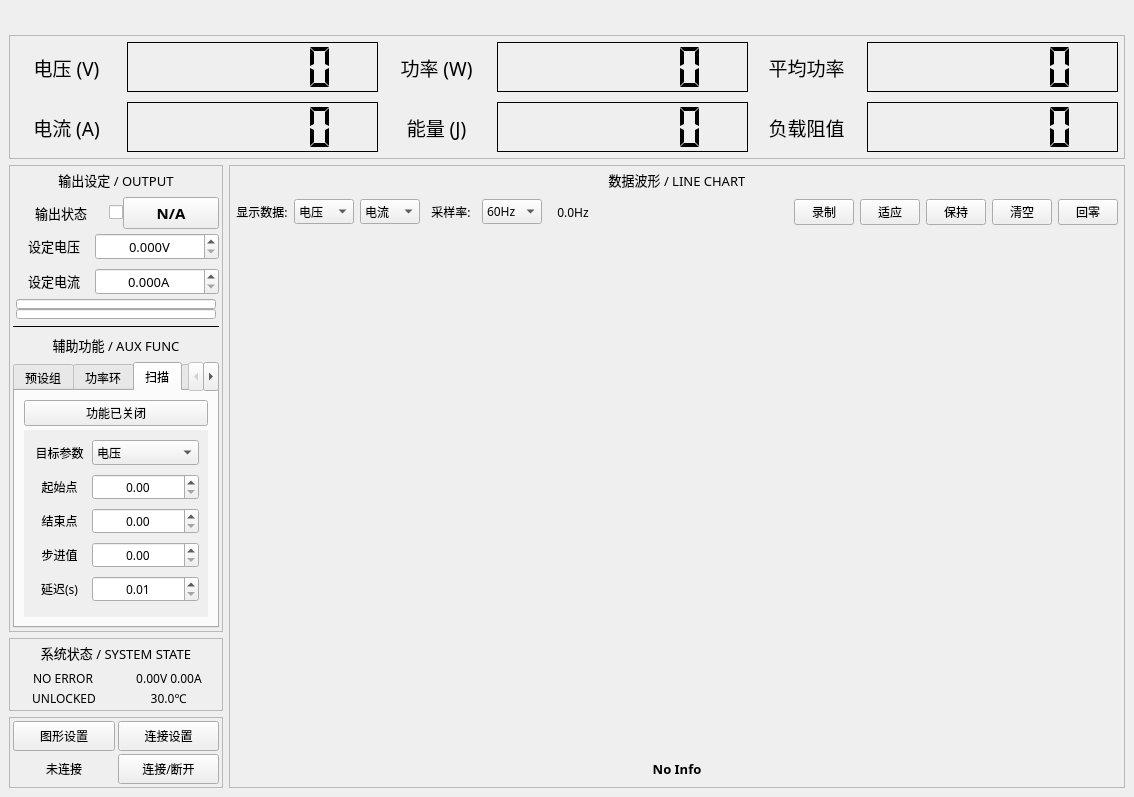
Before: the Qt Designer form gui_source/mdp_gui_template/mainwindow.ui in ElluIFX/DP100-PyQt5-GUI, drawn with Qt 5.
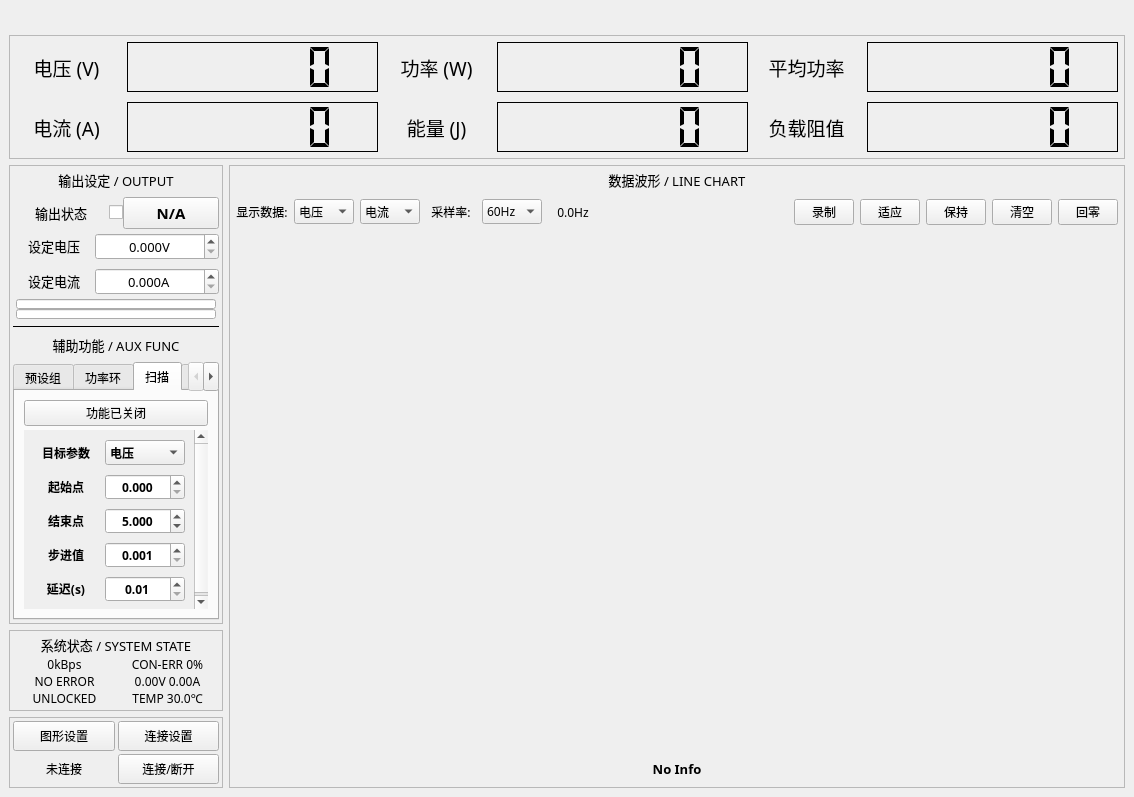
After: the same form once the commit is applied. The open tabs and pages were chosen to show the change. Custom widgets are drawn as their Qt base class.

```diff
--- a/gui_source/mdp_gui_template/mainwindow.ui
+++ b/gui_source/mdp_gui_template/mainwindow.ui
@@ -1642,7 +1642,7 @@
                      <rect>
                       <x>0</x>
                       <y>0</y>
-                      <width>158</width>
+                      <width>165</width>
                       <height>198</height>
                      </rect>
                     </property>
@@ -1660,6 +1660,12 @@
                            <height>28</height>
                           </size>
                          </property>
+                         <property name="font">
+                          <font>
+                           <family>等距更纱黑体 SC Semibold</family>
+                           <bold>true</bold>
+                          </font>
+                         </property>
                          <property name="text">
                           <string>目标参数</string>
                          </property>
@@ -1673,6 +1679,18 @@
                        </item>
                        <item>
                         <widget class="QComboBox" name="comboSweepTarget">
+                         <property name="maximumSize">
+                          <size>
+                           <width>80</width>
+                           <height>16777215</height>
+                          </size>
+                         </property>
+                         <property name="font">
+                          <font>
+                           <family>等距更纱黑体 SC Semibold</family>
+                           <bold>true</bold>
+                          </font>
+                         </property>
                          <property name="sizeAdjustPolicy">
                           <enum>QComboBox::AdjustToContentsOnFirstShow</enum>
                          </property>
@@ -1700,6 +1718,12 @@
                            <height>28</height>
                           </size>
                          </property>
+                         <property name="font">
+                          <font>
+                           <family>等距更纱黑体 SC Semibold</family>
+                           <bold>true</bold>
+                          </font>
+                         </property>
                          <property name="text">
                           <string>起始点</string>
                          </property>
@@ -1713,11 +1737,23 @@
                        </item>
                        <item>
                         <widget class="QDoubleSpinBox" name="spinBoxSweepStart">
+                         <property name="maximumSize">
+                          <size>
+                           <width>80</width>
+                           <height>16777215</height>
+                          </size>
+                         </property>
+                         <property name="font">
+                          <font>
+                           <family>等距更纱黑体 SC Semibold</family>
+                           <bold>true</bold>
+                          </font>
+                         </property>
                          <property name="alignment">
                           <set>Qt::AlignCenter</set>
                          </property>
                          <property name="decimals">
-                          <number>2</number>
+                          <number>3</number>
                          </property>
                          <property name="minimum">
                           <double>0.000000000000000</double>
@@ -1745,6 +1781,12 @@
                            <height>28</height>
                           </size>
                          </property>
+                         <property name="font">
+                          <font>
+                           <family>等距更纱黑体 SC Semibold</family>
+                           <bold>true</bold>
+                          </font>
+                         </property>
                          <property name="text">
                           <string>结束点</string>
                          </property>
@@ -1758,11 +1800,23 @@
                        </item>
                        <item>
                         <widget class="QDoubleSpinBox" name="spinBoxSweepStop">
+                         <property name="maximumSize">
+                          <size>
+                           <width>80</width>
+                           <height>16777215</height>
+                          </size>
+                         </property>
+                         <property name="font">
+                          <font>
+                           <family>等距更纱黑体 SC Semibold</family>
+                           <bold>true</bold>
+                          </font>
+                         </property>
                          <property name="alignment">
                           <set>Qt::AlignCenter</set>
                          </property>
                          <property name="decimals">
-                          <number>2</number>
+                          <number>3</number>
                          </property>
                          <property name="minimum">
                           <double>0.000000000000000</double>
@@ -1776,6 +1830,9 @@
                          <property name="stepType">
                           <enum>QAbstractSpinBox::AdaptiveDecimalStepType</enum>
                          </property>
+                         <property name="value">
+                          <double>5.000000000000000</double>
+                         </property>
                         </widget>
                        </item>
                       </layout>
@@ -1790,6 +1847,12 @@
                            <height>28</height>
                           </size>
                          </property>
+                         <property name="font">
+                          <font>
+                           <family>等距更纱黑体 SC Semibold</family>
+                           <bold>true</bold>
+                          </font>
+                         </property>
                          <property name="text">
                           <string>步进值</string>
                          </property>
@@ -1803,14 +1866,26 @@
                        </item>
                        <item>
                         <widget class="QDoubleSpinBox" name="spinBoxSweepStep">
+                         <property name="maximumSize">
+                          <size>
+                           <width>80</width>
+                           <height>16777215</height>
+                          </size>
+                         </property>
+                         <property name="font">
+                          <font>
+                           <family>等距更纱黑体 SC Semibold</family>
+                           <bold>true</bold>
+                          </font>
+                         </property>
                          <property name="alignment">
                           <set>Qt::AlignCenter</set>
                          </property>
                          <property name="decimals">
-                          <number>2</number>
+                          <number>3</number>
                          </property>
                          <property name="minimum">
-                          <double>0.000000000000000</double>
+                          <double>0.001000000000000</double>
                          </property>
                          <property name="maximum">
                           <double>100.000000000000000</double>
@@ -1821,6 +1896,9 @@
                          <property name="stepType">
                           <enum>QAbstractSpinBox::AdaptiveDecimalStepType</enum>
                          </property>
+                         <property name="value">
+                          <double>0.001000000000000</double>
+                         </property>
                         </widget>
                        </item>
                       </layout>
@@ -1835,6 +1913,12 @@
                            <height>28</height>
                           </size>
                          </property>
+                         <property name="font">
+                          <font>
+                           <family>等距更纱黑体 SC Semibold</family>
+                           <bold>true</bold>
+                          </font>
+                         </property>
                          <property name="text">
                           <string>延迟(s)</string>
                          </property>
@@ -1848,6 +1932,18 @@
                        </item>
                        <item>
                         <widget class="QDoubleSpinBox" name="spinBoxSweepDelay">
+                         <property name="maximumSize">
+                          <size>
+                           <width>80</width>
+                           <height>16777215</height>
+                          </size>
+                         </property>
+                         <property name="font">
+                          <font>
+                           <family>等距更纱黑体 SC Semibold</family>
+                           <bold>true</bold>
+                          </font>
+                         </property>
                          <property name="alignment">
                           <set>Qt::AlignCenter</set>
                          </property>
@@ -2501,7 +2597,7 @@
           <property name="frameShadow">
            <enum>QFrame::Plain</enum>
           </property>
-          <layout class="QVBoxLayout" name="verticalLayout_23" stretch="0,0">
+          <layout class="QVBoxLayout" name="verticalLayout_23" stretch="0">
            <property name="spacing">
             <number>3</number>
            </property>
@@ -2520,7 +2616,7 @@
            <item>
             <layout class="QVBoxLayout" name="verticalLayout_24">
              <property name="spacing">
-              <number>6</number>
+              <number>0</number>
              </property>
              <item>
               <widget class="QLabel" name="label_27">
@@ -2545,6 +2641,43 @@
                </property>
               </widget>
              </item>
+             <item>
+              <layout class="QHBoxLayout" name="horizontalLayout_40">
+               <property name="topMargin">
+                <number>0</number>
+               </property>
+               <item>
+                <widget class="QLabel" name="labelComSpeed">
+                 <property name="font">
+                  <font>
+                   <family>等距更纱黑体 SC Semibold</family>
+                  </font>
+                 </property>
+                 <property name="text">
+                  <string>0kBps</string>
+                 </property>
+                 <property name="alignment">
+                  <set>Qt::AlignCenter</set>
+                 </property>
+                </widget>
+               </item>
+               <item>
+                <widget class="QLabel" name="labelErrRate">
+                 <property name="font">
+                  <font>
+                   <family>等距更纱黑体 SC Semibold</family>
+                  </font>
+                 </property>
+                 <property name="text">
+                  <string>CON-ERR 0%</string>
+                 </property>
+                 <property name="alignment">
+                  <set>Qt::AlignCenter</set>
+                 </property>
+                </widget>
+               </item>
+              </layout>
+             </item>
              <item>
               <layout class="QHBoxLayout" name="horizontalLayout_31">
                <property name="topMargin">
@@ -2582,42 +2715,42 @@
                </item>
               </layout>
              </item>
-            </layout>
-           </item>
-           <item>
-            <layout class="QHBoxLayout" name="horizontalLayout_34">
-             <property name="topMargin">
-              <number>0</number>
-             </property>
              <item>
-              <widget class="QLabel" name="labelLockState">
-               <property name="font">
-                <font>
-                 <family>等距更纱黑体 SC Semibold</family>
-                </font>
+              <layout class="QHBoxLayout" name="horizontalLayout_34">
+               <property name="topMargin">
+                <number>0</number>
                </property>
-               <property name="text">
-                <string>UNLOCKED</string>
-               </property>
-               <property name="alignment">
-                <set>Qt::AlignCenter</set>
-               </property>
-              </widget>
-             </item>
-             <item>
-              <widget class="QLabel" name="labelTemperature">
-               <property name="font">
-                <font>
-                 <family>等距更纱黑体 SC Semibold</family>
-                </font>
-               </property>
-               <property name="text">
-                <string>30.0℃</string>
-               </property>
-               <property name="alignment">
-                <set>Qt::AlignCenter</set>
-               </property>
-              </widget>
+               <item>
+                <widget class="QLabel" name="labelLockState">
+                 <property name="font">
+                  <font>
+                   <family>等距更纱黑体 SC Semibold</family>
+                  </font>
+                 </property>
+                 <property name="text">
+                  <string>UNLOCKED</string>
+                 </property>
+                 <property name="alignment">
+                  <set>Qt::AlignCenter</set>
+                 </property>
+                </widget>
+               </item>
+               <item>
+                <widget class="QLabel" name="labelTemperature">
+                 <property name="font">
+                  <font>
+                   <family>等距更纱黑体 SC Semibold</family>
+                  </font>
+                 </property>
+                 <property name="text">
+                  <string>TEMP 30.0℃</string>
+                 </property>
+                 <property name="alignment">
+                  <set>Qt::AlignCenter</set>
+                 </property>
+                </widget>
+               </item>
+              </layout>
              </item>
             </layout>
            </item>
```
Left out of the diff: 308 changed lines with no effect on the pictures.
